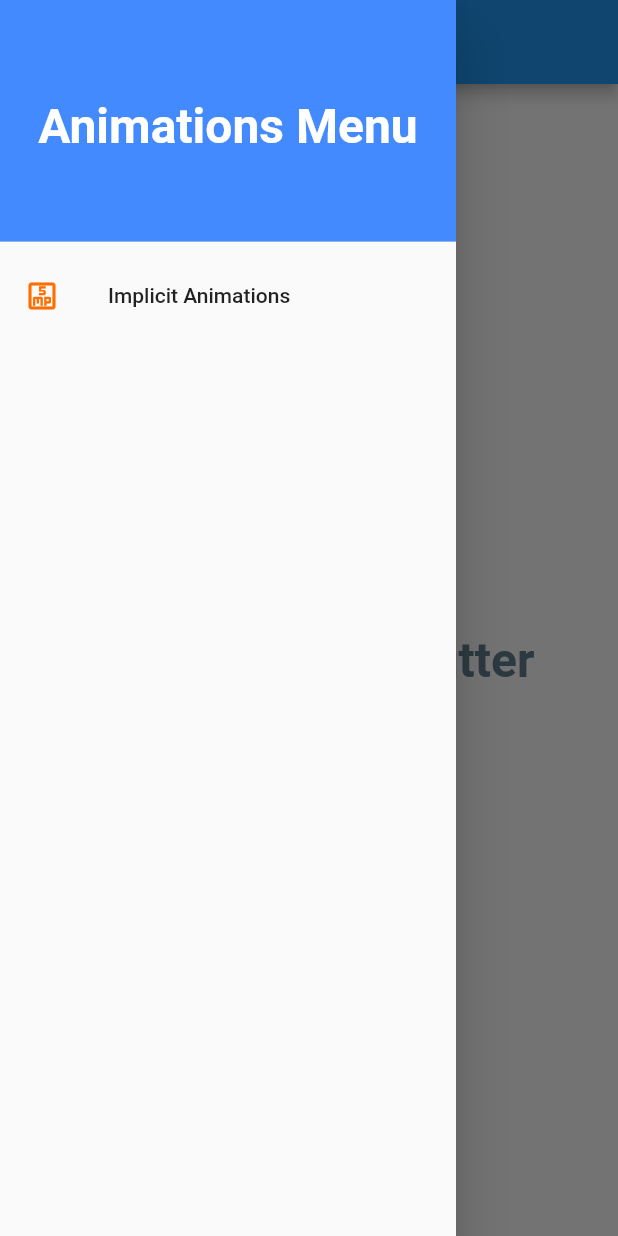
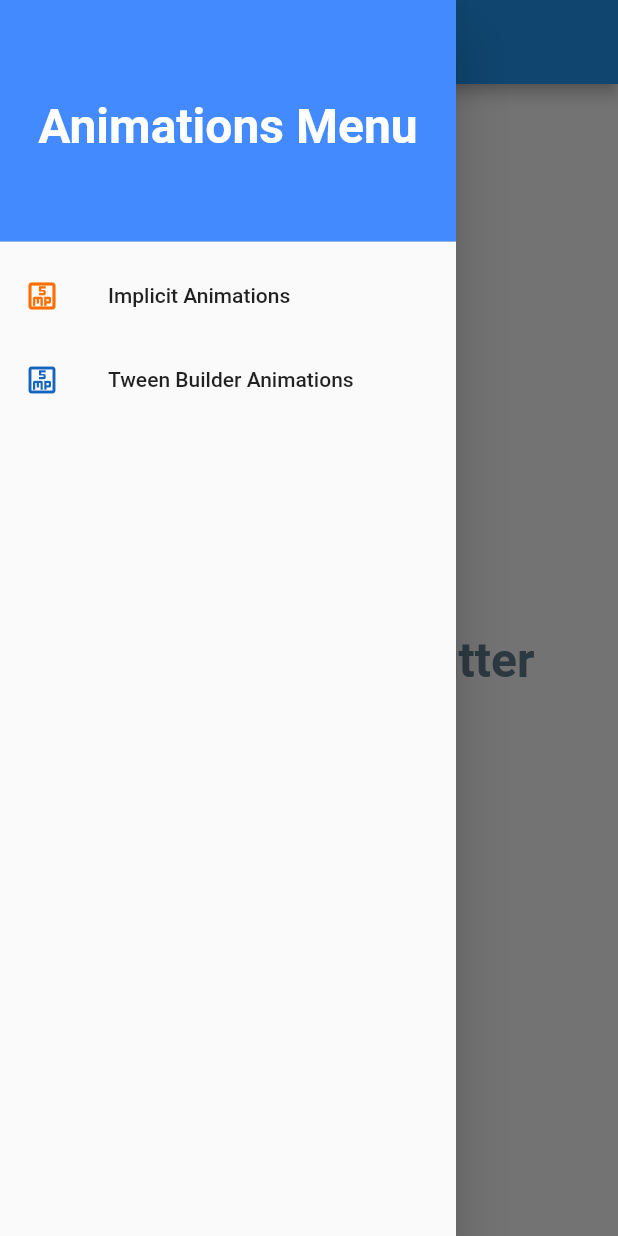
Before and after one commit to hridayK/flutter_animations, a Flutter app: the screen it shows after launch, with the side drawer open, on a phone screen of 412 x 824 dp. Run offline on Flutter 3.47's test engine with Material 2 defaults, Android fonts, the phone set to English and light mode, and no system bars.

Commit message:
implement tween animations

```diff
--- a/lib/drawer.dart
+++ b/lib/drawer.dart
@@ -1,4 +1,5 @@
 import 'package:animations/animations/implicit_animations.dart';
+import 'package:animations/animations/tween_build_animations.dart';
 import 'package:flutter/material.dart';
 
 class NavDrawer extends StatelessWidget {
@@ -38,6 +39,20 @@ class NavDrawer extends StatelessWidget {
                 ),
               );
             },
+          ),
+          ListTile(
+            leading: Icon(
+              Icons.five_mp_outlined,
+              color: Colors.blue.shade800,
+            ),
+            title: const Text('Tween Builder Animations'),
+            onTap: () {
+              Navigator.of(context).push(
+                MaterialPageRoute(
+                  builder: (context) => const TweenAnimation(),
+                ),
+              );
+            },
           )
         ],
       ),
--- a/pubspec.yaml
+++ b/pubspec.yaml
@@ -59,8 +59,9 @@ flutter:
   uses-material-design: true
 
   # To add assets to your application, add an assets section, like this:
-  # assets:
-  #   - images/a_dot_burr.jpeg
+  assets:
+    - assets/sun.jpeg
+    # - images/a_dot_burr.jpeg
   #   - images/a_dot_ham.jpeg
 
   # An image asset can refer to one or more resolution-specific "variants", see
```
Also changed, not shown: lib/animations/tween_build_animations.dart (added, +40 -0 lines), assets/sun.jpeg (added), pubspec.lock, 1 other file.
